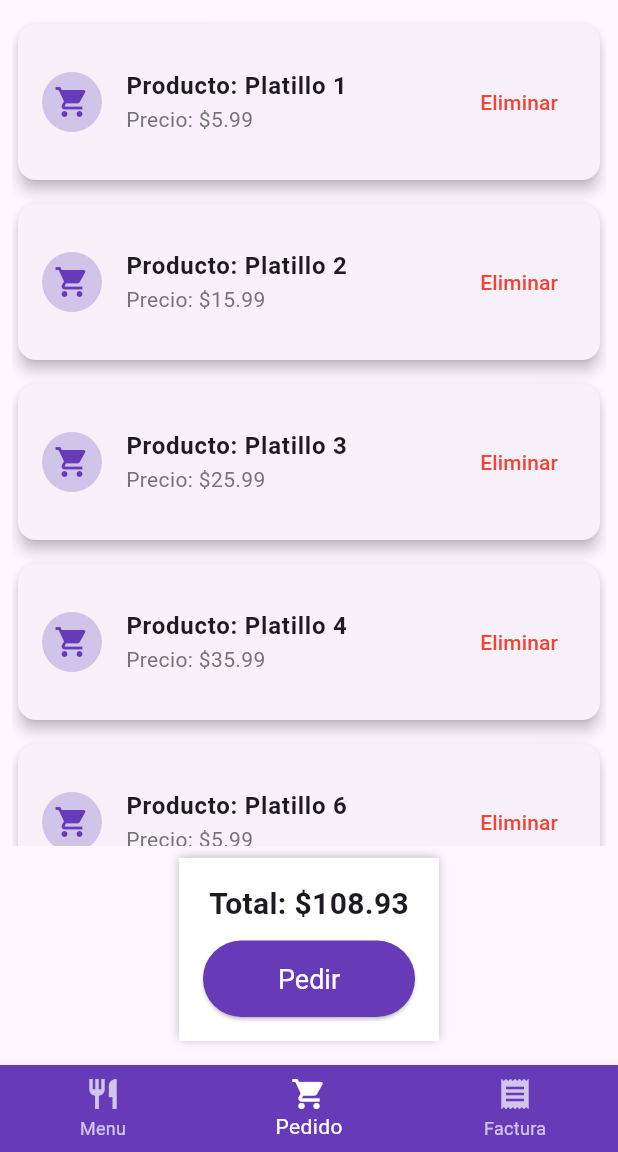
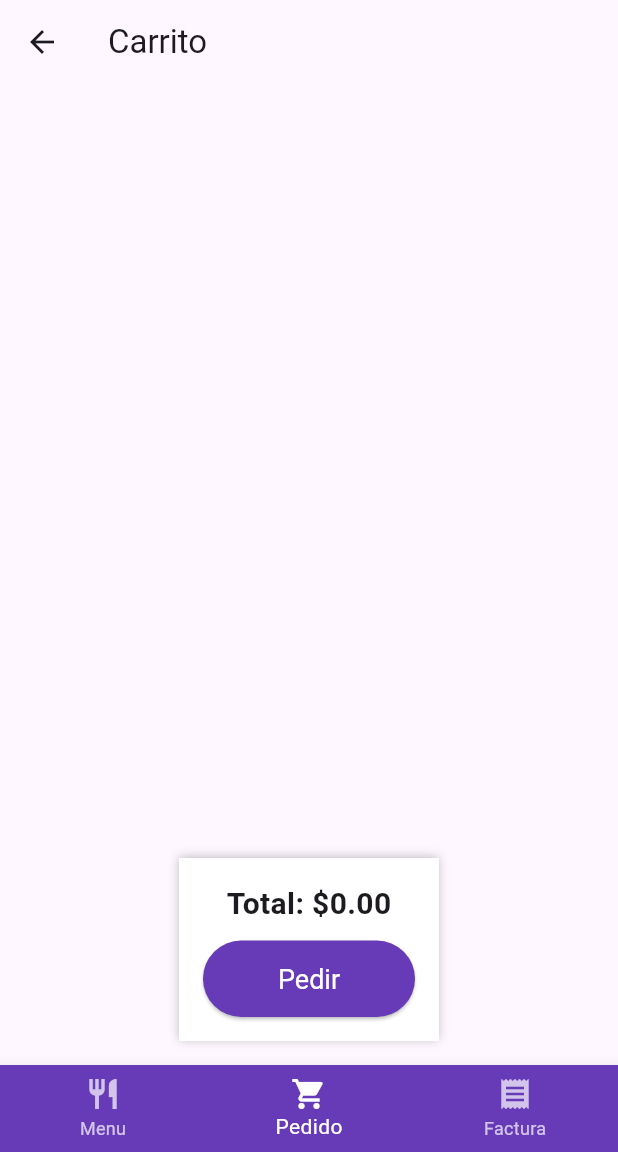
Before and after one commit to adrianC05/AppRestaurante, a Flutter app: the HomeScreen screen opened directly with empty values, item 2 of the bottom bar chosen, on a phone screen of 412 x 824 dp, the part 84-1236 px from its top. Run offline on Flutter 3.47's test engine with Material 3 defaults, Android fonts, the phone set to English and light mode, and no system bars; our stand-ins replace cloud_firestore, firebase_auth, firebase_core, firebase_storage, image_picker; missing offline and left inert: qr_code_scanner; accounts and stored records are empty.

Commit message:
Carrito de compras y vista de clientes

```diff
--- a/lib/Models/item_compra.dart
+++ b/lib/Models/item_compra.dart
@@ -1,6 +1,6 @@
 class ItemCompra {
   final String itemName;
-  final String price;
+  final double price;
 
   ItemCompra({required this.itemName, required this.price});
 }
--- a/lib/Services/carrito_service.dart
+++ b/lib/Services/carrito_service.dart
@@ -1,21 +1,31 @@
+import 'package:flutter/material.dart';
 import 'package:proyecto/Models/item_compra.dart';
 
-class CarritoService {
-  final List<ItemCompra> items = [
-    ItemCompra(itemName: 'Platillo 1', price: '5.99'),
-    ItemCompra(itemName: 'Platillo 2', price: '15.99'),
-    ItemCompra(itemName: 'Platillo 3', price: '25.99'),
-    ItemCompra(itemName: 'Platillo 4', price: '35.99'),
-    ItemCompra(itemName: 'Platillo 6', price: '5.99'),
-    ItemCompra(itemName: 'Platillo 7', price: '9.99'),
-    ItemCompra(itemName: 'Platillo 8', price: '8.99'),
-  ];
+class CarritoService extends ChangeNotifier {
+  static final CarritoService _instance = CarritoService._internal();
+  factory CarritoService() => _instance;
+  CarritoService._internal();
+
+  final List<ItemCompra> _items = [];
+
+  List<ItemCompra> get items => List.unmodifiable(_items);
+
+  void agregarItem(ItemCompra item) {
+    _items.add(item);
+    notifyListeners(); // Notifica a los listeners cuando cambia el carrito
+  }
+
+  void eliminarItem(ItemCompra item) {
+    _items.remove(item);
+    notifyListeners(); // Notifica a los listeners cuando cambia el carrito
+  }
 
   double calcularTotal() {
-    double total = 0;
-    for (var item in items) {
-      total += double.parse(item.price);
-    }
-    return total;
+    return _items.fold(0.0, (total, item) => total + item.price);
+  }
+
+  void vaciarCarrito() {
+    _items.clear();
+    notifyListeners(); // Notifica a los listeners cuando cambia el carrito
   }
 }
--- a/lib/Views/Empleados/crear_plato.dart
+++ b/lib/Views/Empleados/crear_plato.dart
@@ -45,7 +45,7 @@ class ManagePlatosPage extends StatelessWidget {
                       onPressed: () {
                         _platoService.deletePlato(plato);
                       },
-                    ),
+                    )
                   ],
                 ),
               );
--- a/lib/Views/carrito.dart
+++ b/lib/Views/carrito.dart
@@ -1,19 +1,25 @@
 import 'package:flutter/material.dart';
 import 'package:proyecto/Services/carrito_service.dart';
 import 'package:proyecto/Models/item_compra.dart';
+import 'package:proyecto/widgets/item_compra_widget.dart';
+import 'package:provider/provider.dart';
 
 class Carrito extends StatelessWidget {
   final String tableNumber;
-  final CarritoService carritoService = CarritoService();
 
   Carrito({required this.tableNumber});
 
   @override
   Widget build(BuildContext context) {
+    return Scaffold(
+      appBar: AppBar(
+        title: Text('Carrito'),
+      ),
+      body: Consumer<CarritoService>(
+        builder: (context, carritoService, child) {
           double total = carritoService.calcularTotal();
 
-    return Scaffold(
-      body: Column(
+          return Column(
             children: [
               Expanded(
                 child: Padding(
@@ -22,7 +28,12 @@ class Carrito extends StatelessWidget {
                     itemCount: carritoService.items.length,
                     itemBuilder: (context, index) {
                       final item = carritoService.items[index];
-                  return ItemCompraWidget(item: item);
+                      return ItemCompraWidget(
+                        item: item,
+                        onDelete: () {
+                          carritoService.eliminarItem(item);
+                        },
+                      );
                     },
                   ),
                 ),
@@ -45,18 +56,20 @@ class Carrito extends StatelessWidget {
                     children: [
                       Text(
                         'Total: \$${total.toStringAsFixed(2)}',
-                    style: TextStyle(fontSize: 20, fontWeight: FontWeight.bold),
+                        style: TextStyle(
+                            fontSize: 20, fontWeight: FontWeight.bold),
                       ),
                       SizedBox(height: 10),
                       ElevatedButton(
                         onPressed: () {
                           // Acción al presionar el botón PEDIR
                         },
-                    child: Text('Pedir', style: TextStyle(color: Colors.white)),
+                        child: Text('Pedir',
+                            style: TextStyle(color: Colors.white)),
                         style: ElevatedButton.styleFrom(
                           backgroundColor: Colors.deepPurple,
-                      padding:
-                          EdgeInsets.symmetric(horizontal: 50, vertical: 15),
+                          padding: EdgeInsets.symmetric(
+                              horizontal: 50, vertical: 15),
                           textStyle: TextStyle(fontSize: 18),
                         ),
                       ),
@@ -65,45 +78,9 @@ class Carrito extends StatelessWidget {
                 ),
               ),
             ],
+          );
+        },
       ),
     );
   }
 }
-
-class ItemCompraWidget extends StatelessWidget {
-  final ItemCompra item;
-
-  ItemCompraWidget({required this.item});
-
-  @override
-  Widget build(BuildContext context) {
-    return Card(
-      margin: EdgeInsets.symmetric(vertical: 8.0, horizontal: 4.0),
-      shape: RoundedRectangleBorder(
-        borderRadius: BorderRadius.circular(12.0),
-      ),
-      elevation: 4,
-      child: ListTile(
-        contentPadding: EdgeInsets.all(16.0),
-        leading: CircleAvatar(
-          backgroundColor: Colors.deepPurple.shade100,
-          child: Icon(Icons.shopping_cart, color: Colors.deepPurple),
-        ),
-        title: Text(
-          'Producto: ${item.itemName}',
-          style: TextStyle(fontSize: 16, fontWeight: FontWeight.bold),
-        ),
-        subtitle: Text(
-          'Precio: \$${item.price}',
-          style: TextStyle(fontSize: 14, color: Colors.grey.shade600),
-        ),
-        trailing: TextButton(
-          child: Text('Eliminar', style: TextStyle(color: Colors.red)),
-          onPressed: () {
-            // Acción para eliminar el item del carrito
-          },
-        ),
-      ),
-    );
-  }
-}
--- a/pubspec.yaml
+++ b/pubspec.yaml
@@ -42,6 +42,7 @@ dependencies:
   cloud_firestore: ^5.2.1
   firebase_storage: ^12.2.0
   image_picker: ^1.1.2
+  provider: ^6.0.0
 
 dev_dependencies:
   flutter_test:
```
Also changed, not shown: lib/Services/plato_service.dart (+2 -7 lines), lib/Views/Empleados/platoFormPage.dart (+7 -3 lines), lib/Views/menu.dart (+23 -2 lines), lib/Views/scanner_screen.dart (+7 -2 lines), lib/Widgets/item_compra_widget.dart (added, +39 -0 lines), lib/main.dart (+6 -1 lines), pubspec.lock. Lines whose indentation alone changed are shown as unchanged.
